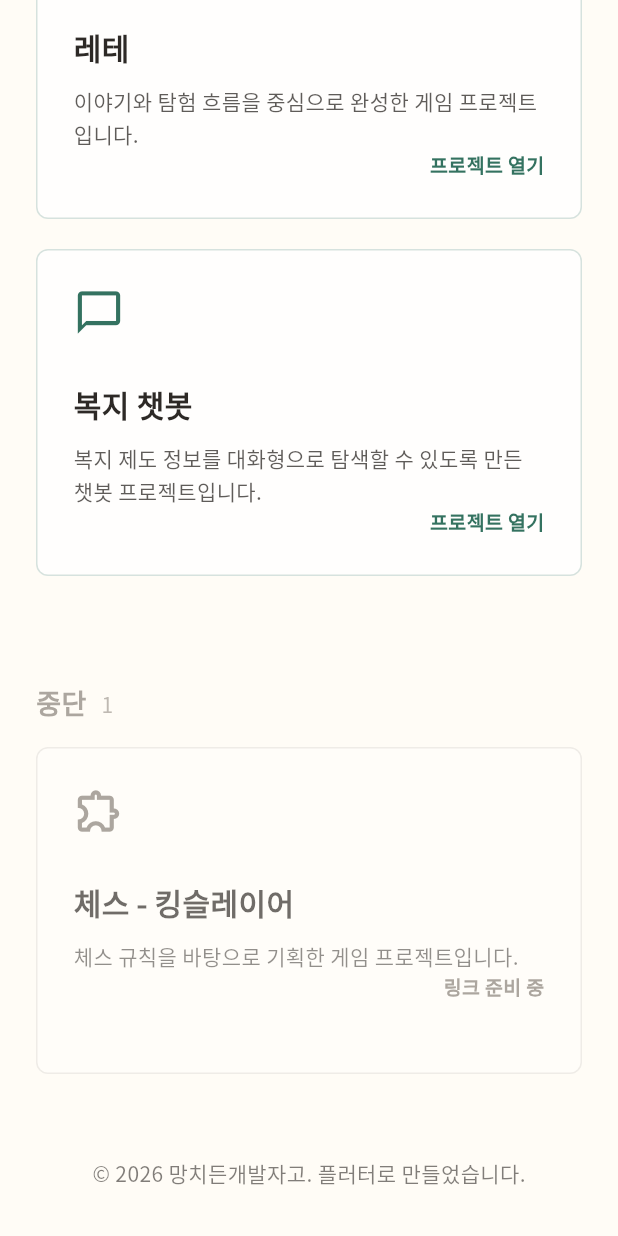
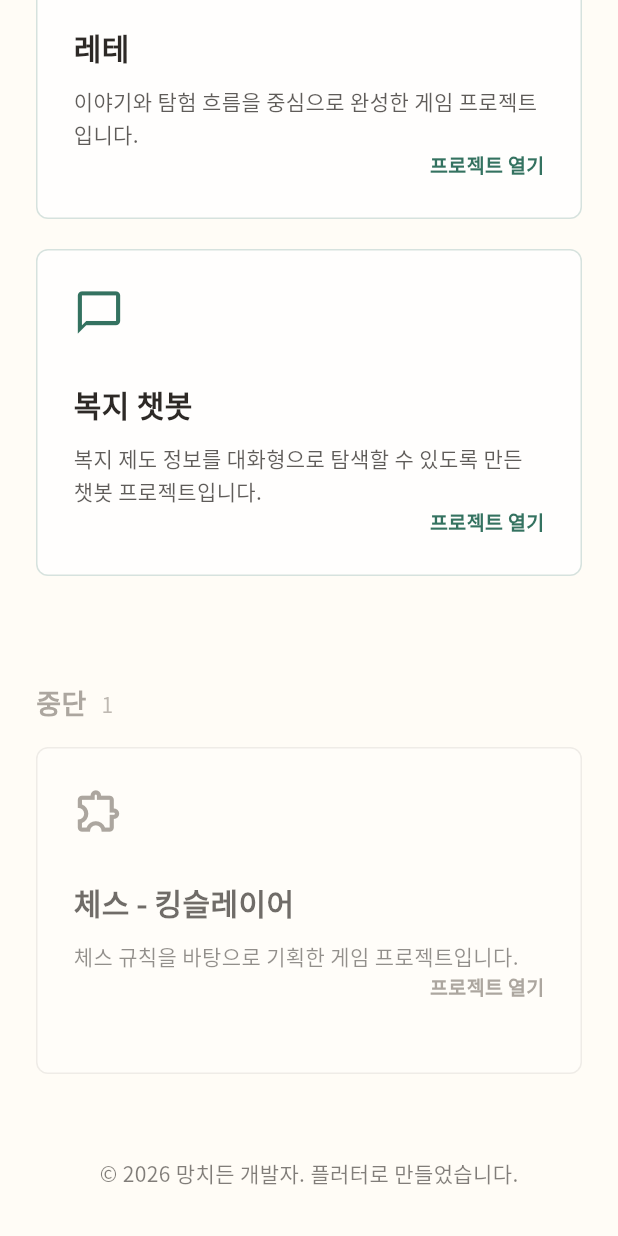
Before and after one commit to baak-jun/baak-jun.github.io, a Flutter app: the screen it shows after launch, scrolled down 1455 dp, on a phone screen of 412 x 824 dp. Run offline on Flutter 3.47's test engine with Material 3 defaults, Android fonts, the phone set to English and light mode, and no system bars; our stand-ins replace google_fonts.

Commit message:
링크 수정
수정함

```diff
--- a/lib/main.dart
+++ b/lib/main.dart
@@ -18,7 +18,12 @@ const completedProjects = <ProjectInfo>[
   ProjectInfo(title: '복지 챗봇', description: '복지 제도 정보를 대화형으로 탐색할 수 있도록 만든 챗봇 프로젝트입니다.', icon: Icons.chat_bubble_outline, link: 'https://github.com/baak-jun/Welfare-Chatbot'),
 ];
 const pausedProjects = <ProjectInfo>[
-  ProjectInfo(title: '체스 - 킹슬레이어', description: '체스 규칙을 바탕으로 기획한 게임 프로젝트입니다.', icon: Icons.extension_outlined),
+  ProjectInfo(
+    title: '체스 - 킹슬레이어',
+    description: '체스 규칙을 바탕으로 기획한 게임 프로젝트입니다.',
+    icon: Icons.extension_outlined,
+    link: 'https://baakjun.itch.io/king-slayer',
+  ),
 ];
 
 void main() => runApp(const PortfolioApp());
@@ -29,7 +34,7 @@ class PortfolioApp extends StatelessWidget {
   Widget build(BuildContext context) {
     const ink = Color(0xFF2D2926);
     return MaterialApp(
-      title: '망치든개발자고 포트폴리오',
+      title: '망치든 개발자 포트폴리오',
       debugShowCheckedModeBanner: false,
       theme: ThemeData(
         scaffoldBackgroundColor: const Color(0xFFFFFCF6),
@@ -71,7 +76,7 @@ class HeaderSection extends StatelessWidget {
     Row(children: [
       Image.asset('assets/명함 아이콘.png', width: 58, height: 58, fit: BoxFit.contain),
       const SizedBox(width: 16),
-      Flexible(child: Text('망치든개발자고', style: GoogleFonts.notoSansKr(fontSize: 42, fontWeight: FontWeight.w800, height: 1.15))),
+      Flexible(child: Text('망치든 개발자', style: GoogleFonts.notoSansKr(fontSize: 42, fontWeight: FontWeight.w800, height: 1.15))),
     ]),
     const SizedBox(height: 20),
     Container(width: 56, height: 4, color: const Color(0xFFB96A3B)),
@@ -243,5 +248,5 @@ class SectionTitle extends StatelessWidget {
 class FooterSection extends StatelessWidget {
   const FooterSection({super.key});
   @override
-  Widget build(BuildContext context) => Center(child: Text('© ${DateTime.now().year} 망치든개발자고. 플러터로 만들었습니다.', style: TextStyle(fontSize: 14, color: const Color(0xFF2D2926).withValues(alpha: 0.60))));
+  Widget build(BuildContext context) => Center(child: Text('© ${DateTime.now().year} 망치든 개발자. 플러터로 만들었습니다.', style: TextStyle(fontSize: 14, color: const Color(0xFF2D2926).withValues(alpha: 0.60))));
 }
```
Also changed, not shown: 4 other files.
